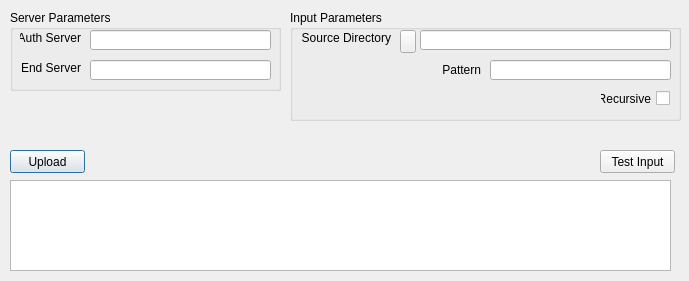
Before: the Qt Designer form dialog_uploadtool.ui in Leftclickz/CEECAM_Toolkit, drawn with Qt 5.
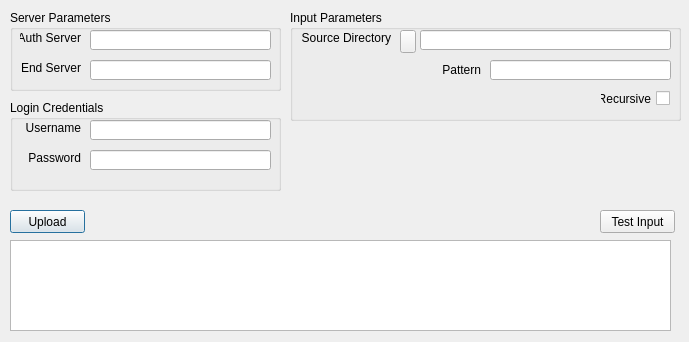
After: the same form once the commit is applied.

```diff
--- a/dialog_uploadtool.ui
+++ b/dialog_uploadtool.ui
@@ -7,7 +7,7 @@
     <x>0</x>
     <y>0</y>
     <width>689</width>
-    <height>281</height>
+    <height>342</height>
    </rect>
   </property>
   <property name="windowTitle">
@@ -17,7 +17,7 @@
    <property name="geometry">
     <rect>
      <x>10</x>
-     <y>180</y>
+     <y>240</y>
      <width>661</width>
      <height>91</height>
     </rect>
@@ -30,7 +30,7 @@
    <property name="geometry">
     <rect>
      <x>10</x>
-     <y>150</y>
+     <y>210</y>
      <width>75</width>
      <height>23</height>
     </rect>
@@ -205,7 +205,7 @@
    <property name="geometry">
     <rect>
      <x>600</x>
-     <y>150</y>
+     <y>210</y>
      <width>75</width>
      <height>23</height>
     </rect>
@@ -214,6 +214,77 @@
     <string>Test Input</string>
    </property>
   </widget>
+  <widget class="QGroupBox" name="groupBox_LoginCredentials">
+   <property name="geometry">
+    <rect>
+     <x>10</x>
+     <y>100</y>
+     <width>271</width>
+     <height>91</height>
+    </rect>
+   </property>
+   <property name="title">
+    <string>Login Credentials</string>
+   </property>
+   <widget class="QLabel" name="label_Username">
+    <property name="geometry">
+     <rect>
+      <x>10</x>
+      <y>20</y>
+      <width>61</width>
+      <height>16</height>
+     </rect>
+    </property>
+    <property name="layoutDirection">
+     <enum>Qt::RightToLeft</enum>
+    </property>
+    <property name="text">
+     <string>Username</string>
+    </property>
+    <property name="alignment">
+     <set>Qt::AlignRight|Qt::AlignTrailing|Qt::AlignVCenter</set>
+    </property>
+   </widget>
+   <widget class="QLabel" name="label_Password">
+    <property name="geometry">
+     <rect>
+      <x>10</x>
+      <y>50</y>
+      <width>61</width>
+      <height>16</height>
+     </rect>
+    </property>
+    <property name="layoutDirection">
+     <enum>Qt::RightToLeft</enum>
+    </property>
+    <property name="text">
+     <string>Password</string>
+    </property>
+    <property name="alignment">
+     <set>Qt::AlignRight|Qt::AlignTrailing|Qt::AlignVCenter</set>
+    </property>
+   </widget>
+   <widget class="QLineEdit" name="lineEdit_Username">
+    <property name="geometry">
+     <rect>
+      <x>80</x>
+      <y>20</y>
+      <width>181</width>
+      <height>20</height>
+     </rect>
+    </property>
+   </widget>
+   <widget class="QLineEdit" name="lineEdit_Password">
+    <property name="geometry">
+     <rect>
+      <x>80</x>
+      <y>50</y>
+      <width>181</width>
+      <height>20</height>
+     </rect>
+    </property>
+   </widget>
+  </widget>
  </widget>
  <resources/>
  <connections/>
```
